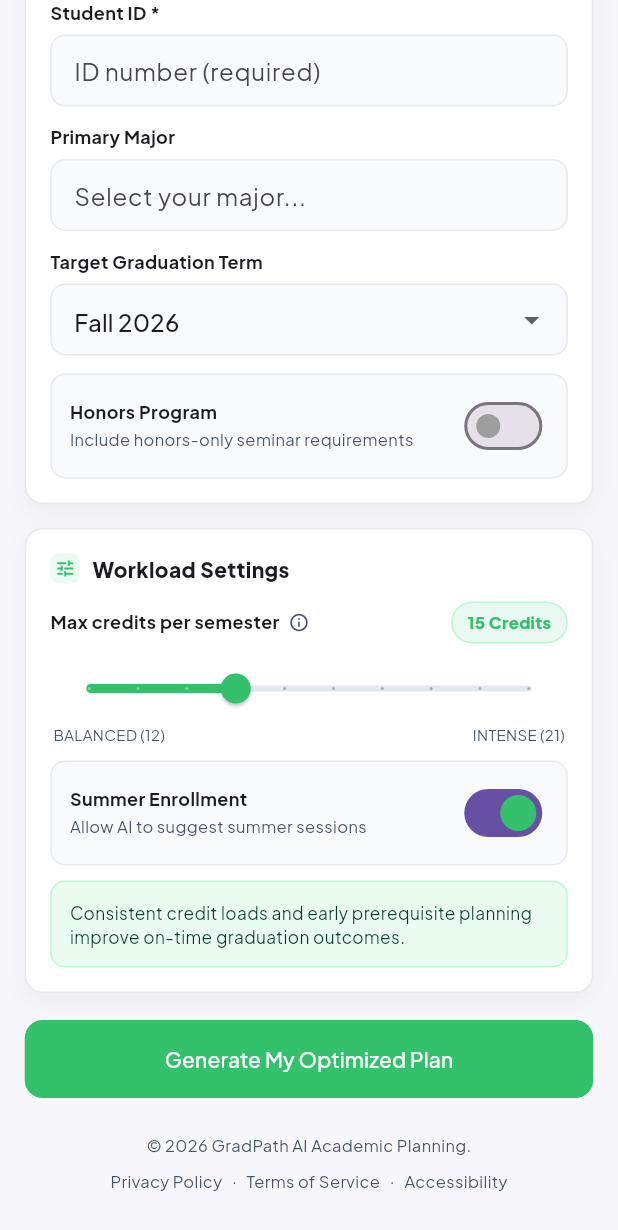
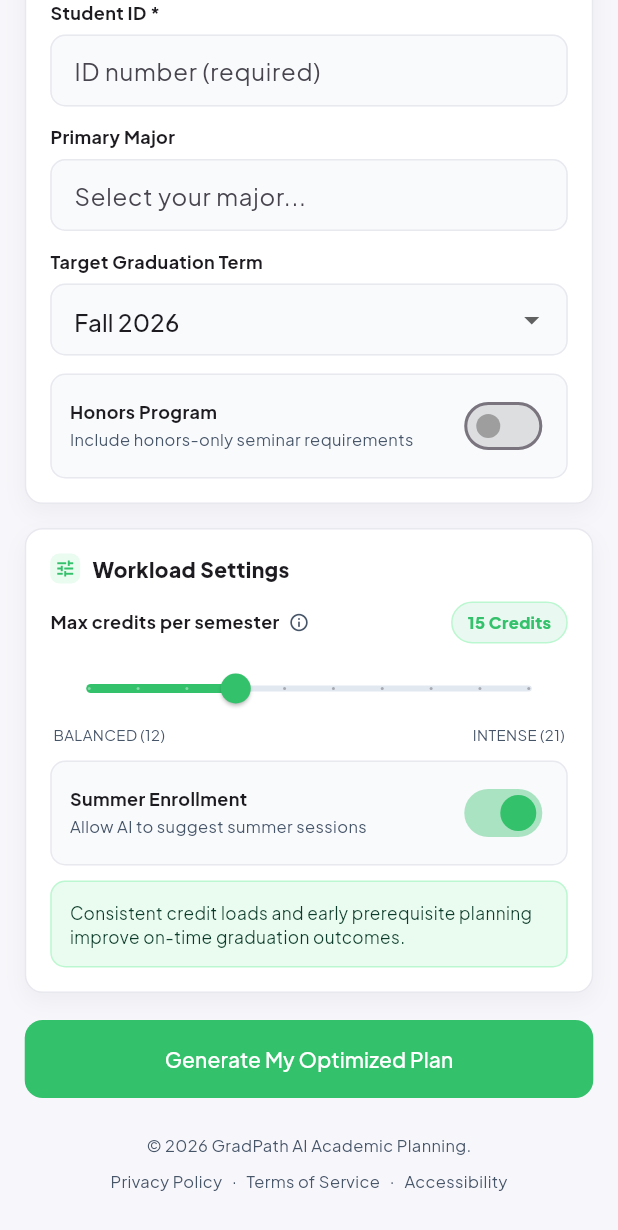
Before and after one commit to Ememobong28/GradPath, a Flutter app: the OnboardingScreen screen opened directly, scrolled down 992 dp, on a phone screen of 412 x 824 dp. Shown: the top 1230 px of the screen. Run offline on Flutter 3.47's test engine with Material 3 defaults, Android fonts, the phone set to English and light mode, and no system bars; our stand-ins replace file_picker, google_fonts, pdf, printing, shared_preferences; accounts and stored records are empty.

Commit message:
fix: remove purple track color from onboarding switches
Add explicit trackColor to honors and summer enrollment switches so they
render green/grey instead of defaulting to Flutter's theme purple.

```diff
--- a/gradpath_frontend/lib/onboarding_screen.dart
+++ b/gradpath_frontend/lib/onboarding_screen.dart
@@ -850,6 +850,10 @@ class _OnboardingScreenState extends State<OnboardingScreen> {
                       states.contains(WidgetState.selected)
                           ? _actionGreen
                           : Colors.grey),
+                  trackColor: WidgetStateProperty.resolveWith((states) =>
+                      states.contains(WidgetState.selected)
+                          ? _actionGreen.withValues(alpha: 0.4)
+                          : Colors.grey.withValues(alpha: 0.3)),
                 ),
               ],
             ),
@@ -963,6 +967,10 @@ class _OnboardingScreenState extends State<OnboardingScreen> {
                       states.contains(WidgetState.selected)
                           ? _actionGreen
                           : Colors.grey),
+                  trackColor: WidgetStateProperty.resolveWith((states) =>
+                      states.contains(WidgetState.selected)
+                          ? _actionGreen.withValues(alpha: 0.4)
+                          : Colors.grey.withValues(alpha: 0.3)),
                 ),
               ],
             ),
```
